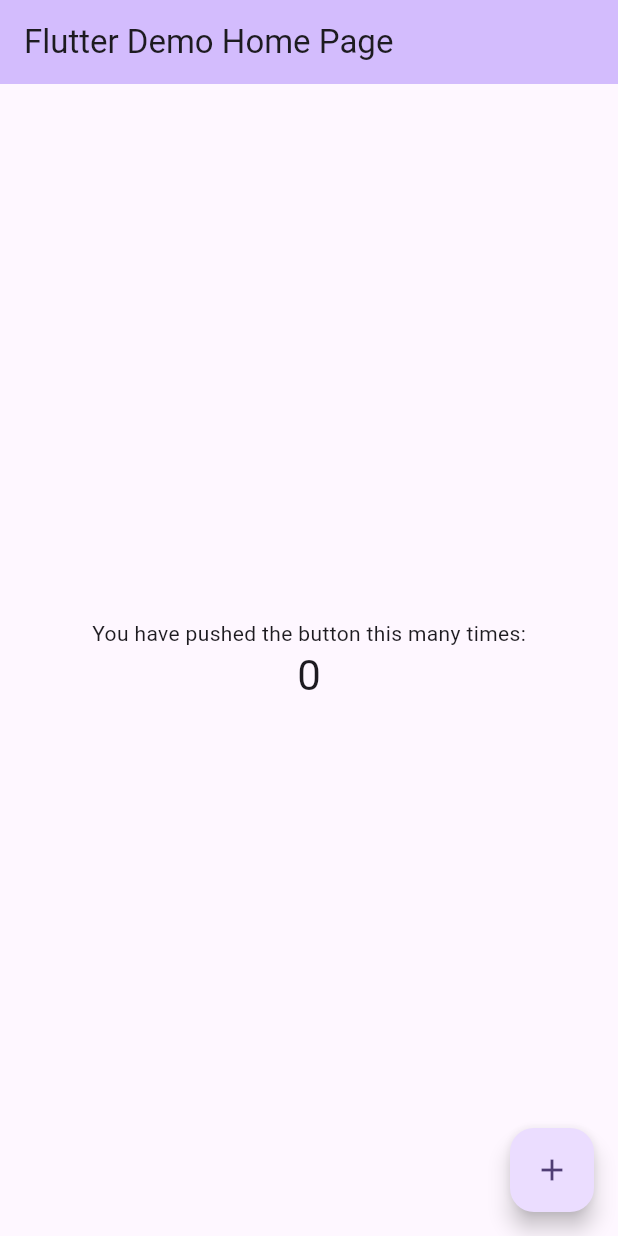
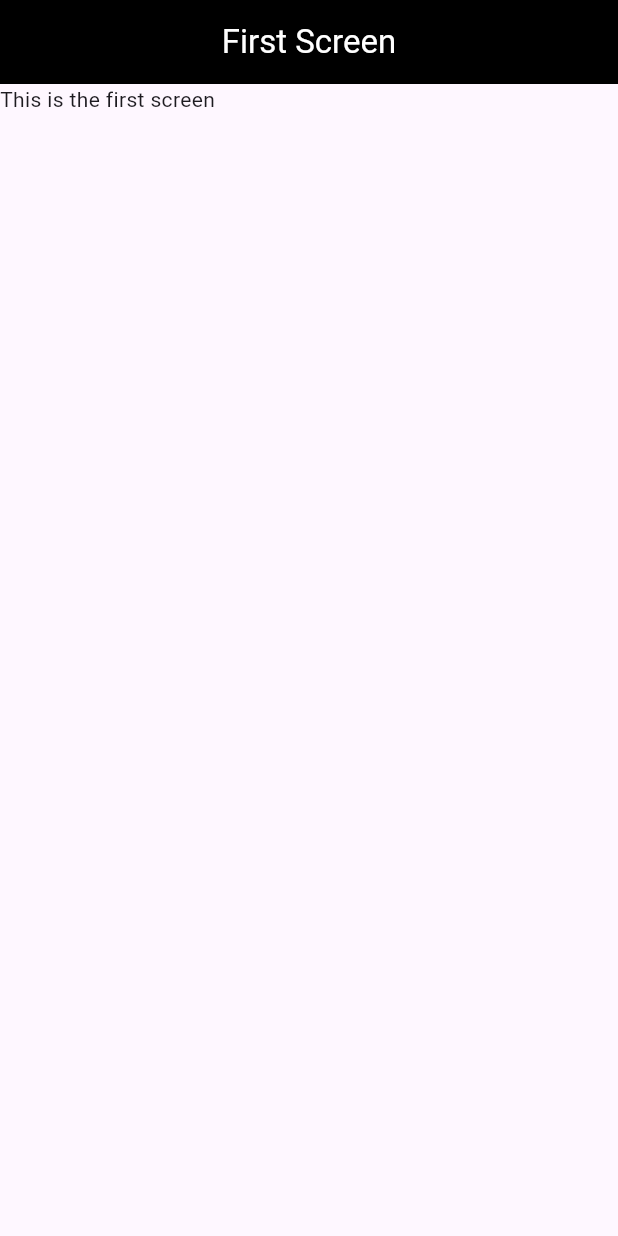
Before and after one commit to Owaisk23/MobAppDevelopment, a Flutter app: the screen it shows after launch, on a phone screen of 412 x 824 dp. Run offline on Flutter 3.47's test engine with Material 3 defaults, Android fonts, the phone set to English and light mode, and no system bars.

Commit message:
added first home widget

```diff
--- /dev/null
+++ b/flutter/firstapp/lib/FirstScreen.dart
@@ -0,0 +1,24 @@
+import 'package:flutter/material.dart';
+
+class FirstScreen extends StatefulWidget {
+  const FirstScreen({ Key? key }) : super(key: key);
+
+  @override
+  _FirstScreenState createState() => _FirstScreenState();
+}
+
+class _FirstScreenState extends State<FirstScreen> {
+  @override
+  Widget build(BuildContext context) {
+    return Scaffold(
+      appBar: AppBar(
+        backgroundColor: Colors.black,
+        foregroundColor: Colors.white,
+        title: Text('First Screen'),
+        centerTitle: true,
+      ),
+      body: Text('This is the first screen'),
+
+    );
+  }
+}
--- a/flutter/firstapp/lib/main.dart
+++ b/flutter/firstapp/lib/main.dart
@@ -1,122 +1,10 @@
+import 'package:firstapp/FirstScreen.dart';
 import 'package:flutter/material.dart';
 
 void main() {
-  runApp(const MyApp());
+  runApp(
+    MaterialApp(
+      home: FirstScreen()
+    ),
+  );
 }
-
-class MyApp extends StatelessWidget {
-  const MyApp({super.key});
-
-  // This widget is the root of your application.
-  @override
-  Widget build(BuildContext context) {
-    return MaterialApp(
-      title: 'Flutter Demo',
-      theme: ThemeData(
-        // This is the theme of your application.
-        //
-        // TRY THIS: Try running your application with "flutter run". You'll see
-        // the application has a purple toolbar. Then, without quitting the app,
-        // try changing the seedColor in the colorScheme below to Colors.green
-        // and then invoke "hot reload" (save your changes or press the "hot
-        // reload" button in a Flutter-supported IDE, or press "r" if you used
-        // the command line to start the app).
-        //
-        // Notice that the counter didn't reset back to zero; the application
-        // state is not lost during the reload. To reset the state, use hot
-        // restart instead.
-        //
-        // This works for code too, not just values: Most code changes can be
-        // tested with just a hot reload.
-        colorScheme: ColorScheme.fromSeed(seedColor: Colors.deepPurple),
-      ),
-      home: const MyHomePage(title: 'Flutter Demo Home Page'),
-    );
-  }
-}
-
-class MyHomePage extends StatefulWidget {
-  const MyHomePage({super.key, required this.title});
-
-  // This widget is the home page of your application. It is stateful, meaning
-  // that it has a State object (defined below) that contains fields that affect
-  // how it looks.
-
-  // This class is the configuration for the state. It holds the values (in this
-  // case the title) provided by the parent (in this case the App widget) and
-  // used by the build method of the State. Fields in a Widget subclass are
-  // always marked "final".
-
-  final String title;
-
-  @override
-  State<MyHomePage> createState() => _MyHomePageState();
-}
-
-class _MyHomePageState extends State<MyHomePage> {
-  int _counter = 0;
-
-  void _incrementCounter() {
-    setState(() {
-      // This call to setState tells the Flutter framework that something has
-      // changed in this State, which causes it to rerun the build method below
-      // so that the display can reflect the updated values. If we changed
-      // _counter without calling setState(), then the build method would not be
-      // called again, and so nothing would appear to happen.
-      _counter++;
-    });
-  }
-
-  @override
-  Widget build(BuildContext context) {
-    // This method is rerun every time setState is called, for instance as done
-    // by the _incrementCounter method above.
-    //
-    // The Flutter framework has been optimized to make rerunning build methods
-    // fast, so that you can just rebuild anything that needs updating rather
-    // than having to individually change instances of widgets.
-    return Scaffold(
-      appBar: AppBar(
-        // TRY THIS: Try changing the color here to a specific color (to
-        // Colors.amber, perhaps?) and trigger a hot reload to see the AppBar
-        // change color while the other colors stay the same.
-        backgroundColor: Theme.of(context).colorScheme.inversePrimary,
-        // Here we take the value from the MyHomePage object that was created by
-        // the App.build method, and use it to set our appbar title.
-        title: Text(widget.title),
-      ),
-      body: Center(
-        // Center is a layout widget. It takes a single child and positions it
-        // in the middle of the parent.
-        child: Column(
-          // Column is also a layout widget. It takes a list of children and
-          // arranges them vertically. By default, it sizes itself to fit its
-          // children horizontally, and tries to be as tall as its parent.
-          //
-          // Column has various properties to control how it sizes itself and
-          // how it positions its children. Here we use mainAxisAlignment to
-          // center the children vertically; the main axis here is the vertical
-          // axis because Columns are vertical (the cross axis would be
-          // horizontal).
-          //
-          // TRY THIS: Invoke "debug painting" (choose the "Toggle Debug Paint"
-          // action in the IDE, or press "p" in the console), to see the
-          // wireframe for each widget.
-          mainAxisAlignment: MainAxisAlignment.center,
-          children: <Widget>[
-            const Text('You have pushed the button this many times:'),
-            Text(
-              '$_counter',
-              style: Theme.of(context).textTheme.headlineMedium,
-            ),
-          ],
-        ),
-      ),
-      floatingActionButton: FloatingActionButton(
-        onPressed: _incrementCounter,
-        tooltip: 'Increment',
-        child: const Icon(Icons.add),
-      ), // This trailing comma makes auto-formatting nicer for build methods.
-    );
-  }
-}
```
